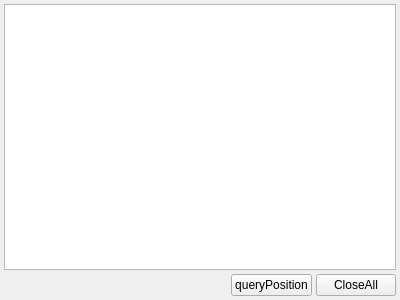
xclxxl414/bftrader, file ctpnow/ui/positionform.ui: the form before one commit.
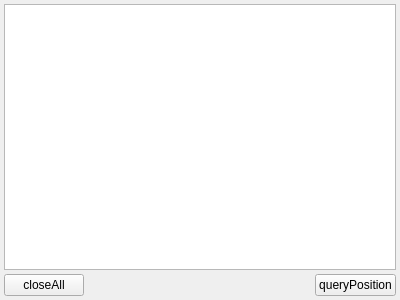
The form after the commit.

What changed in the file:
```diff
--- a/ctpnow/ui/positionform.ui
+++ b/ctpnow/ui/positionform.ui
@@ -34,6 +34,13 @@
    </item>
    <item>
     <layout class="QHBoxLayout" name="horizontalLayout">
+     <item>
+      <widget class="QPushButton" name="pushButtonCloseAll">
+       <property name="text">
+        <string>closeAll</string>
+       </property>
+      </widget>
+     </item>
      <item>
       <spacer name="horizontalSpacer">
        <property name="orientation">
@@ -54,13 +61,6 @@
        </property>
       </widget>
      </item>
-     <item>
-      <widget class="QPushButton" name="pushButtonCloseAll">
-       <property name="text">
-        <string>CloseAll</string>
-       </property>
-      </widget>
-     </item>
     </layout>
    </item>
   </layout>
```
